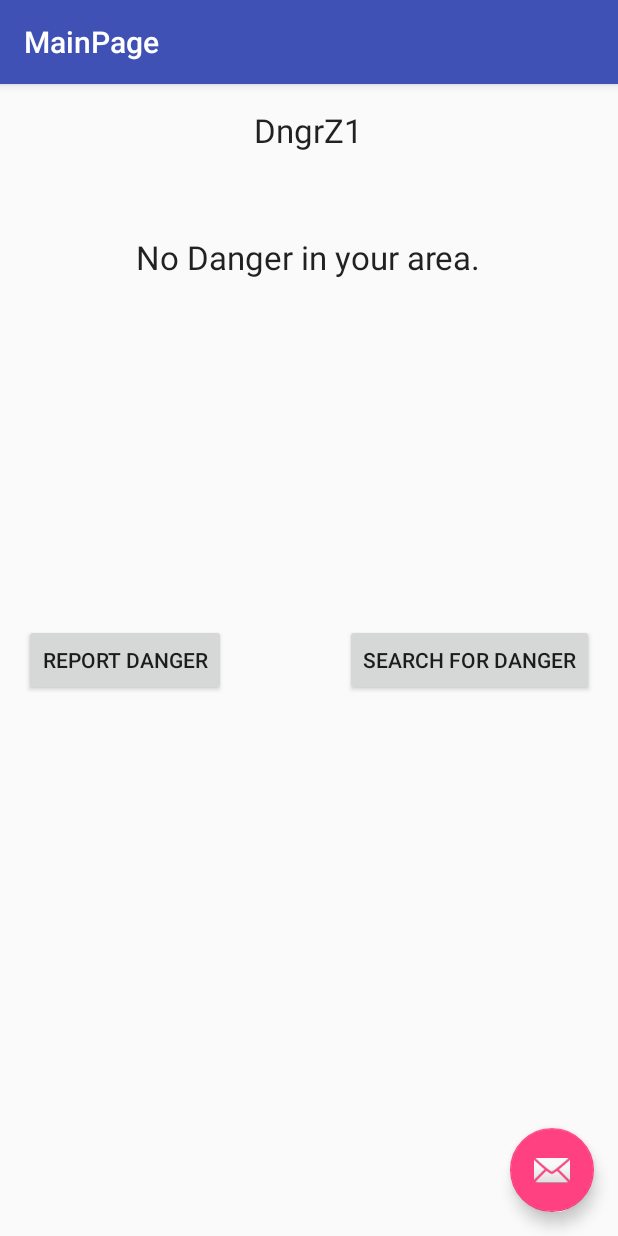
After one commit to Natashachorba/safeplaceapp, an Android app: the MainActivity screen opened directly, with no data from a screen before it, on a phone screen of 412 x 824 dp. The commit adds this screen. Run offline under Robolectric (Android 15) with nearby library versions, the phone set to English and light mode, and no system bars.

Commit message:
added page?

```diff
--- /dev/null
+++ b/DngrZ1/app/src/main/java/com/example/vidya/dngrz1/MainActivity.java
@@ -0,0 +1,29 @@
+package com.example.vidya.dngrz1;
+
+import android.os.Bundle;
+import android.support.design.widget.FloatingActionButton;
+import android.support.design.widget.Snackbar;
+import android.support.v7.app.AppCompatActivity;
+import android.support.v7.widget.Toolbar;
+import android.view.View;
+
+public class MainActivity extends AppCompatActivity {
+
+    @Override
+    protected void onCreate(Bundle savedInstanceState) {
+        super.onCreate(savedInstanceState);
+        setContentView(R.layout.activity_main);
+        Toolbar toolbar = (Toolbar) findViewById(R.id.toolbar);
+        setSupportActionBar(toolbar);
+
+        FloatingActionButton fab = (FloatingActionButton) findViewById(R.id.fab);
+        fab.setOnClickListener(new View.OnClickListener() {
+            @Override
+            public void onClick(View view) {
+                Snackbar.make(view, "Replace with your own action", Snackbar.LENGTH_LONG)
+                        .setAction("Action", null).show();
+            }
+        });
+    }
+
+}
--- /dev/null
+++ b/DngrZ1/app/src/main/res/layout/activity_main.xml
@@ -0,0 +1,25 @@
+<?xml version="1.0" encoding="utf-8"?>
+<android.support.design.widget.CoordinatorLayout
+    xmlns:android="http://schemas.android.com/apk/res/android"
+    xmlns:app="http://schemas.android.com/apk/res-auto"
+    xmlns:tools="http://schemas.android.com/tools" android:layout_width="match_parent"
+    android:layout_height="match_parent" android:fitsSystemWindows="true"
+    tools:context="com.example.vidya.dngrz1.MainActivity">
+
+    <android.support.design.widget.AppBarLayout android:layout_height="wrap_content"
+        android:layout_width="match_parent" android:theme="@style/AppTheme.AppBarOverlay">
+
+        <android.support.v7.widget.Toolbar android:id="@+id/toolbar"
+            android:layout_width="match_parent" android:layout_height="?attr/actionBarSize"
+            android:background="?attr/colorPrimary" app:popupTheme="@style/AppTheme.PopupOverlay" />
+
+    </android.support.design.widget.AppBarLayout>
+
+    <include layout="@layout/content_main" />
+
+    <android.support.design.widget.FloatingActionButton android:id="@+id/fab"
+        android:layout_width="wrap_content" android:layout_height="wrap_content"
+        android:layout_gravity="bottom|end" android:layout_margin="@dimen/fab_margin"
+        android:src="@android:drawable/ic_dialog_email" />
+
+</android.support.design.widget.CoordinatorLayout>
--- /dev/null
+++ b/DngrZ1/app/src/main/res/layout/content_main.xml
@@ -0,0 +1,46 @@
+<?xml version="1.0" encoding="utf-8"?>
+<RelativeLayout xmlns:android="http://schemas.android.com/apk/res/android"
+    xmlns:tools="http://schemas.android.com/tools"
+    xmlns:app="http://schemas.android.com/apk/res-auto" android:layout_width="match_parent"
+    android:layout_height="match_parent" android:paddingLeft="@dimen/activity_horizontal_margin"
+    android:paddingRight="@dimen/activity_horizontal_margin"
+    android:paddingTop="@dimen/activity_vertical_margin"
+    android:paddingBottom="@dimen/activity_vertical_margin"
+    app:layout_behavior="@string/appbar_scrolling_view_behavior"
+    tools:showIn="@layout/activity_main" tools:context="com.example.vidya.dngrz1.MainActivity">
+
+    <TextView
+        android:layout_width="wrap_content"
+        android:layout_height="wrap_content"
+        android:textAppearance="?android:attr/textAppearanceLarge"
+        android:text="DngrZ1"
+        android:id="@+id/textView3"
+        android:layout_alignParentTop="true"
+        android:layout_centerHorizontal="true" />
+
+    <Button
+        android:layout_width="wrap_content"
+        android:layout_height="wrap_content"
+        android:text="Search for Danger"
+        android:id="@+id/button"
+        android:layout_centerVertical="true"
+        android:layout_alignParentEnd="true" />
+
+    <Button
+        android:layout_width="wrap_content"
+        android:layout_height="wrap_content"
+        android:text="Report Danger"
+        android:id="@+id/button2"
+        android:layout_alignTop="@+id/button"
+        android:layout_alignParentStart="true" />
+
+    <TextView
+        android:layout_width="wrap_content"
+        android:layout_height="wrap_content"
+        android:textAppearance="?android:attr/textAppearanceLarge"
+        android:text="No Danger in your area."
+        android:id="@+id/textView4"
+        android:layout_marginTop="55dp"
+        android:layout_below="@+id/textView3"
+        android:layout_centerHorizontal="true" />
+</RelativeLayout>
--- /dev/null
+++ b/DngrZ1/app/src/main/res/menu/navi.xml
@@ -0,0 +1,6 @@
+<?xml version="1.0" encoding="utf-8"?>
+<menu xmlns:android="http://schemas.android.com/apk/res/android"
+    xmlns:app="http://schemas.android.com/apk/res-auto">
+    <item android:id="@+id/action_settings" android:title="@string/action_settings"
+        android:orderInCategory="100" app:showAsAction="never" />
+</menu>
--- /dev/null
+++ b/DngrZ1/app/src/main/res/values-v21/styles.xml
@@ -0,0 +1,8 @@
+<resources>>
+    <style name="AppTheme.NoActionBar">
+        <item name="windowActionBar">false</item>
+        <item name="windowNoTitle">true</item>
+        <item name="android:windowDrawsSystemBarBackgrounds">true</item>
+        <item name="android:statusBarColor">@android:color/transparent</item>
+    </style>
+</resources>
--- /dev/null
+++ b/DngrZ1/app/src/main/res/values-w820dp/dimens.xml
@@ -0,0 +1,6 @@
+<resources>
+    <!-- Example customization of dimensions originally defined in res/values/dimens.xml
+         (such as screen margins) for screens with more than 820dp of available width. This
+         would include 7" and 10" devices in landscape (~960dp and ~1280dp respectively). -->
+    <dimen name="activity_horizontal_margin">64dp</dimen>
+</resources>
--- a/DngrZ1/app/src/main/res/values/dimens.xml
+++ b/DngrZ1/app/src/main/res/values/dimens.xml
@@ -2,4 +2,9 @@
     <!-- Default screen margins, per the Android Design guidelines. -->
     <dimen name="activity_horizontal_margin">16dp</dimen>
     <dimen name="activity_vertical_margin">16dp</dimen>
+    <dimen name="fab_margin">16dp</dimen>
+    <dimen name="app_bar_height">200dp</dimen>
+    <!-- Default screen margins, per the Android Design guidelines. -->
+    <dimen name="nav_header_vertical_spacing">16dp</dimen>
+    <dimen name="nav_header_height">160dp</dimen>
 </resources>
--- a/DngrZ1/app/src/main/res/values/styles.xml
+++ b/DngrZ1/app/src/main/res/values/styles.xml
@@ -7,5 +7,11 @@
         <item name="colorPrimaryDark">@color/colorPrimaryDark</item>
         <item name="colorAccent">@color/colorAccent</item>
     </style>
+    <style name="AppTheme.NoActionBar">
+        <item name="windowActionBar">false</item>
+        <item name="windowNoTitle">true</item>
+    </style>
+    <style name="AppTheme.AppBarOverlay" parent="ThemeOverlay.AppCompat.Dark.ActionBar" />
+    <style name="AppTheme.PopupOverlay" parent="ThemeOverlay.AppCompat.Light" />
 
 </resources>
```
Also changed, not shown: DngrZ1/app/src/main/AndroidManifest.xml (+24 -0 lines), DngrZ1/app/src/main/java/com/example/vidya/dngrz1/Navi.java (added, +101 -0 lines), DngrZ1/app/src/main/res/drawable/side_nav_bar.xml (added, +9 -0 lines), DngrZ1/app/src/main/res/layout/activity_navi.xml (added, +16 -0 lines), DngrZ1/app/src/main/res/layout/app_bar_navi.xml (added, +25 -0 lines), DngrZ1/app/src/main/res/menu/activity_navi_drawer.xml (added, +24 -0 lines), DngrZ1/app/src/main/res/values/strings.xml (+9 -0 lines).
